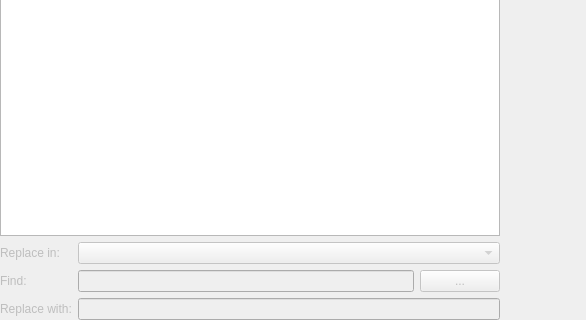
Before: the Qt Designer form src/config/autoreplace_configui.ui in KDE/konversation, drawn with Qt 5; both pictures show x 0 to 586 and y 256 to 576 of the 586 by 576 pixel window.
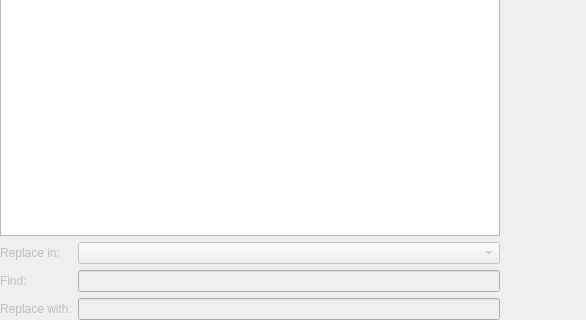
After: the same form once the commit is applied. Custom widgets are drawn as their Qt base class.

Commit message:
Remove KRegExpEditor code that has been disabled since 2009
CCBUG:337522

```diff
--- a/src/config/autoreplace_configui.ui
+++ b/src/config/autoreplace_configui.ui
@@ -99,6 +99,9 @@
    </item>
    <item row="1" column="0">
     <layout class="QFormLayout" name="formLayout">
+     <property name="fieldGrowthPolicy">
+      <enum>QFormLayout::AllNonFixedFieldsGrow</enum>
+     </property>
      <item row="0" column="0">
       <widget class="QLabel" name="directionLabel">
        <property name="enabled">
@@ -151,8 +154,6 @@
       </widget>
      </item>
      <item row="1" column="1">
-      <layout class="QHBoxLayout" name="horizontalLayout">
-       <item>
         <widget class="KLineEdit" name="patternInput">
          <property name="enabled">
           <bool>false</bool>
@@ -165,27 +166,6 @@
          </property>
         </widget>
        </item>
-       <item>
-        <widget class="QPushButton" name="regExpEditorButton">
-         <property name="enabled">
-          <bool>false</bool>
-         </property>
-         <property name="sizePolicy">
-          <sizepolicy hsizetype="Fixed" vsizetype="Fixed">
-           <horstretch>0</horstretch>
-           <verstretch>0</verstretch>
-          </sizepolicy>
-         </property>
-         <property name="text">
-          <string>...</string>
-         </property>
-         <property name="shortcut">
-          <string/>
-         </property>
-        </widget>
-       </item>
-      </layout>
-     </item>
      <item row="2" column="0">
       <widget class="QLabel" name="replacementLabel">
        <property name="enabled">
```
Left out of the diff: 16 changed lines with no effect on the pictures. Lines whose indentation alone changed are shown as unchanged. The commit also changes 5 other files.
